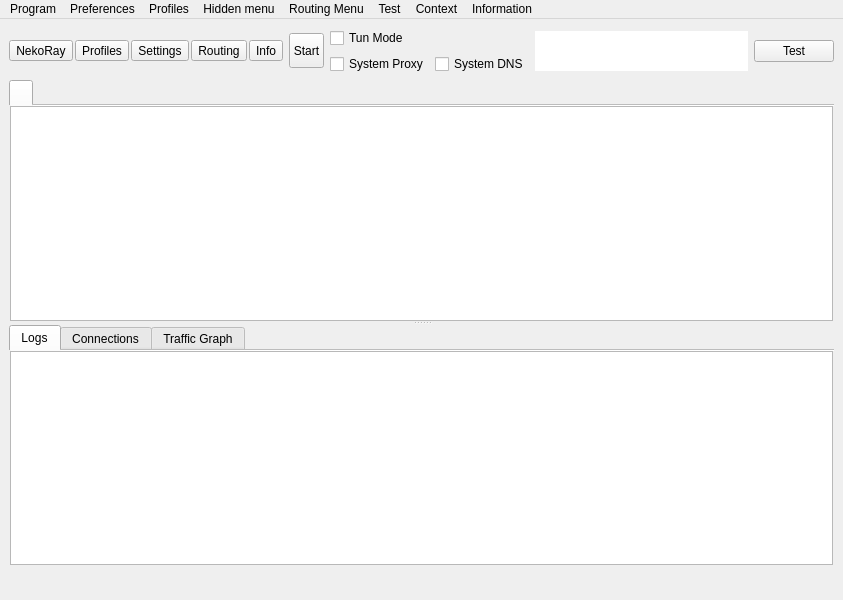
First picture: the form in src/nekobox/ui/mainwindow.ui, repository qr243vbi/nekobox, before the edit.
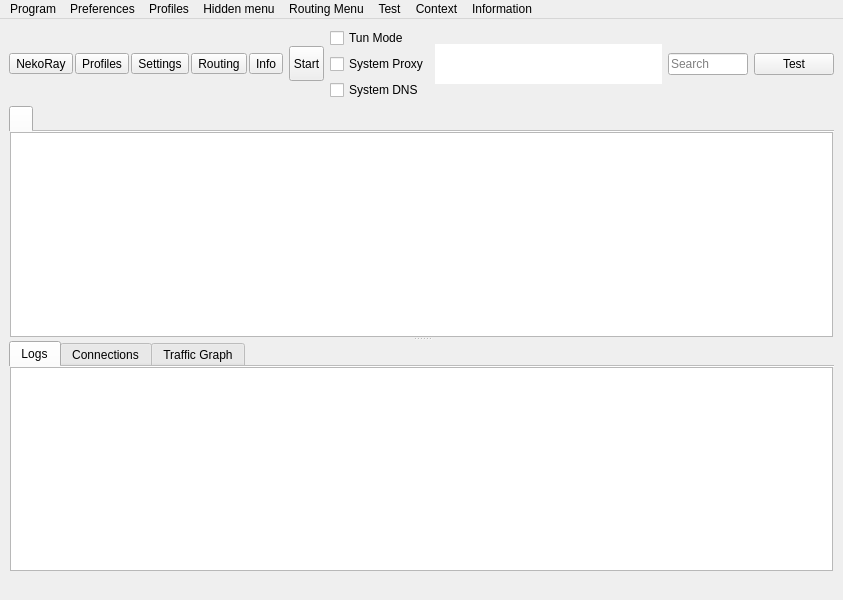
Second picture: the form after the edit. Icons and pictures are not drawn. Custom widgets are drawn as their Qt base class.

```diff
--- a/src/nekobox/ui/mainwindow.ui
+++ b/src/nekobox/ui/mainwindow.ui
@@ -17,7 +17,7 @@
    </size>
   </property>
   <property name="windowTitle">
-   <string notr="true">NekoRay</string>
+   <string notr="true">qr243vbi</string>
   </property>
   <property name="autoFillBackground">
    <bool>true</bool>
@@ -252,8 +252,6 @@
          </widget>
         </item>
         <item>
-         <layout class="QHBoxLayout" name="horizontalLayout_system">
-          <item>
            <widget class="QCheckBox" name="checkBox_SystemProxy">
             <property name="sizePolicy">
              <sizepolicy hsizetype="Minimum" vsizetype="Maximum">
@@ -281,8 +279,6 @@
           </item>
          </layout>
         </item>
-       </layout>
-      </item>
       <item>
        <widget class="QTextBrowser" name="data_view">
         <property name="enabled">
@@ -341,6 +337,16 @@
         </property>
        </widget>
       </item>
+      <item>
+       <widget class="QLineEdit" name="searchBox">
+        <property name="placeholderText">
+         <string>Search</string>
+        </property>
+        <property name="clearButtonEnabled">
+         <bool>true</bool>
+        </property>
+       </widget>
+      </item>
       <item>
        <widget class="QPushButton" name="url_test_button">
         <property name="toolTip">
@@ -633,22 +639,6 @@
         </property>
        </widget>
       </item>
-      <item>
-       <spacer name="horizontalSpacer_2">
-        <property name="orientation">
-         <enum>Qt::Orientation::Horizontal</enum>
-        </property>
-        <property name="sizeType">
-         <enum>QSizePolicy::Policy::Expanding</enum>
-        </property>
-        <property name="sizeHint" stdset="0">
-         <size>
-          <width>0</width>
-          <height>20</height>
-         </size>
-        </property>
-       </spacer>
-      </item>
      </layout>
     </item>
    </layout>
@@ -753,6 +743,7 @@
     <addaction name="menu_add_from_input"/>
     <addaction name="actionAdd_profile_from_File"/>
     <addaction name="menu_toggle_filter"/>
+    <addaction name="menu_toggle_searchbox"/>
     <addaction name="menu_scan_qr"/>
     <addaction name="separator"/>
     <addaction name="menu_server"/>
@@ -1305,6 +1296,11 @@
     <string>Unselect</string>
    </property>
   </action>
+  <action name="menu_toggle_searchbox">
+   <property name="text">
+    <string>Toggle searchbox</string>
+   </property>
+  </action>
  </widget>
  <customwidgets>
   <customwidget>
```
Lines whose indentation alone changed are shown as unchanged.
